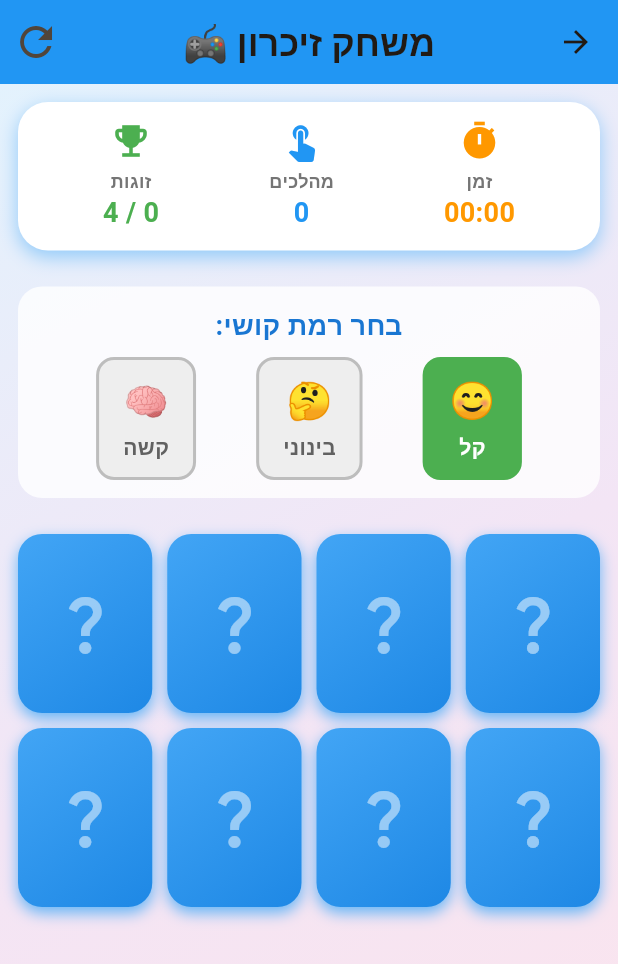
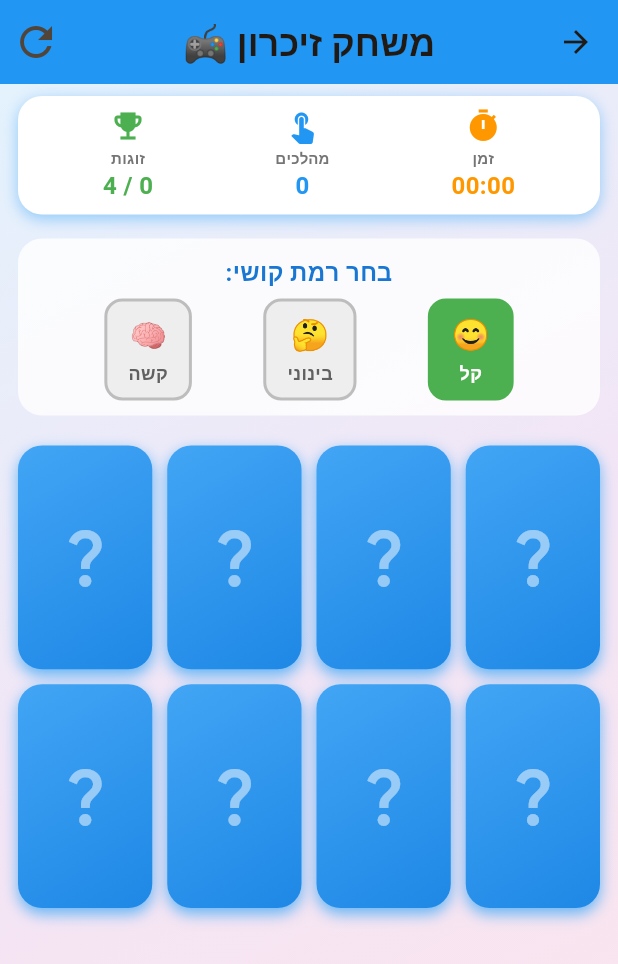
Before and after one commit to cohenra/learning-games, a Flutter app: the LettersMemoryGameScreen screen opened directly, on a phone screen of 412 x 824 dp. Shown: the top 964 px of the screen. Run offline on Flutter 3.47's test engine with Material 3 defaults, Android fonts, the phone set to English and light mode, and no system bars; our stand-ins replace flutter_tts, shared_preferences; accounts and stored records are empty; Roboto replaces fonts that are missing (Rubik).

Commit message:
UX CRITICAL: Remove scrolling from Memory Game - child-friendly design
Problem:
- Cards were too large causing scrolling
- Scrolling is extremely difficult for young children (ages 3-6)
- Poor UX for target audience

Solution:
1. Dynamic card sizing with LayoutBuilder
   - Calculates available screen space
   - Adjusts card aspect ratio to fit all cards on screen
   - Works for all difficulty levels (4/6/8 pairs)

2. Disabled scrolling completely
   - Changed GridView.builder to GridView.count
   - Added NeverScrollableScrollPhysics()
   - Used shrinkWrap for proper sizing

3. Optimized UI space usage
   - Reduced stats panel padding (12→8px)
   - Smaller stat icons (28→24px)
   - Smaller stat text (12→10px, 18→16px)
   - Reduced difficulty selector padding
   - Smaller difficulty buttons
   - Reduced spacing between elements (12→8px)

Result:
- ALL cards fit on one screen (even 16 cards on hard mode)
- ZERO scrolling required
- More space for actual gameplay
- Better UX for children

Educational Psychology Note:
Young children struggle with scrolling gestures. A single-screen
view maintains focus and reduces frustration, leading to better
engagement and learning outcomes.

This principle will be applied to ALL future game screens.

```diff
--- a/lib/modules/letters/letters_memory_game_screen.dart
+++ b/lib/modules/letters/letters_memory_game_screen.dart
@@ -320,19 +320,19 @@ class _LettersMemoryGameScreenState extends State<LettersMemoryGameScreen>
               // פאנל סטטיסטיקות
               _buildStatsPanel(l10n, isHebrew),
 
-              const SizedBox(height: 12),
+              const SizedBox(height: 8),
 
               // בחירת קושי (לפני תחילת המשחק)
               if (!_gameStarted) _buildDifficultySelector(l10n, isHebrew),
 
-              const SizedBox(height: 12),
+              if (!_gameStarted) const SizedBox(height: 8),
 
               // לוח המשחק
               Expanded(
                 child: _buildGameBoard(),
               ),
 
-              const SizedBox(height: 12),
+              const SizedBox(height: 8),
             ],
           ),
         ),
@@ -347,16 +347,16 @@ class _LettersMemoryGameScreenState extends State<LettersMemoryGameScreen>
 
   Widget _buildStatsPanel(AppLocalizations l10n, bool isHebrew) {
     return Container(
-      margin: const EdgeInsets.all(12),
-      padding: const EdgeInsets.symmetric(horizontal: 20, vertical: 12),
+      margin: const EdgeInsets.symmetric(horizontal: 12, vertical: 8),
+      padding: const EdgeInsets.symmetric(horizontal: 16, vertical: 8),
       decoration: BoxDecoration(
         color: Colors.white,
-        borderRadius: BorderRadius.circular(20),
+        borderRadius: BorderRadius.circular(16),
         boxShadow: [
           BoxShadow(
             color: Colors.blue.shade200,
-            blurRadius: 10,
-            offset: const Offset(0, 4),
+            blurRadius: 8,
+            offset: const Offset(0, 3),
           ),
         ],
       ),
@@ -393,13 +393,14 @@ class _LettersMemoryGameScreenState extends State<LettersMemoryGameScreen>
     required Color color,
   }) {
     return Column(
+      mainAxisSize: MainAxisSize.min,
       children: [
-        Icon(icon, color: color, size: 28),
-        const SizedBox(height: 4),
+        Icon(icon, color: color, size: 24),
+        const SizedBox(height: 2),
         Text(
           label,
           style: TextStyle(
-            fontSize: 12,
+            fontSize: 10,
             color: Colors.grey.shade600,
             fontWeight: FontWeight.w600,
           ),
@@ -407,7 +408,7 @@ class _LettersMemoryGameScreenState extends State<LettersMemoryGameScreen>
         Text(
           value,
           style: TextStyle(
-            fontSize: 18,
+            fontSize: 16,
             fontWeight: FontWeight.bold,
             color: color,
           ),
@@ -419,22 +420,23 @@ class _LettersMemoryGameScreenState extends State<LettersMemoryGameScreen>
   Widget _buildDifficultySelector(AppLocalizations l10n, bool isHebrew) {
     return Container(
       margin: const EdgeInsets.symmetric(horizontal: 12),
-      padding: const EdgeInsets.all(12),
+      padding: const EdgeInsets.all(10),
       decoration: BoxDecoration(
         color: Colors.white.withOpacity(0.8),
         borderRadius: BorderRadius.circular(16),
       ),
       child: Column(
+        mainAxisSize: MainAxisSize.min,
         children: [
           Text(
             isHebrew ? 'בחר רמת קושי:' : 'Choose Difficulty:',
             style: TextStyle(
-              fontSize: 18,
+              fontSize: 16,
               fontWeight: FontWeight.bold,
               color: Colors.blue.shade700,
             ),
           ),
-          const SizedBox(height: 8),
+          const SizedBox(height: 6),
           Row(
             mainAxisAlignment: MainAxisAlignment.spaceEvenly,
             children: [
@@ -480,7 +482,7 @@ class _LettersMemoryGameScreenState extends State<LettersMemoryGameScreen>
       },
       child: AnimatedContainer(
         duration: const Duration(milliseconds: 200),
-        padding: const EdgeInsets.symmetric(horizontal: 16, vertical: 10),
+        padding: const EdgeInsets.symmetric(horizontal: 14, vertical: 8),
         decoration: BoxDecoration(
           color: isSelected ? color : Colors.grey.shade200,
           borderRadius: BorderRadius.circular(12),
@@ -490,13 +492,14 @@ class _LettersMemoryGameScreenState extends State<LettersMemoryGameScreen>
           ),
         ),
         child: Column(
+          mainAxisSize: MainAxisSize.min,
           children: [
-            Text(emoji, style: const TextStyle(fontSize: 24)),
-            const SizedBox(height: 4),
+            Text(emoji, style: const TextStyle(fontSize: 20)),
+            const SizedBox(height: 2),
             Text(
               label,
               style: TextStyle(
-                fontSize: 14,
+                fontSize: 12,
                 fontWeight: FontWeight.bold,
                 color: isSelected ? Colors.white : Colors.grey.shade700,
               ),
@@ -508,19 +511,55 @@ class _LettersMemoryGameScreenState extends State<LettersMemoryGameScreen>
   }
 
   Widget _buildGameBoard() {
-    final crossAxisCount = _difficulty == EASY ? 4 : _difficulty == MEDIUM ? 4 : 4;
+    // חישוב דינמי של מספר עמודות לפי מספר כרטיסים
+    // EASY: 8 כרטיסים = 2x4 גריד
+    // MEDIUM: 12 כרטיסים = 3x4 גריד
+    // HARD: 16 כרטיסים = 4x4 גריד
+    int crossAxisCount;
+    if (_cards.length <= 8) {
+      crossAxisCount = 4; // 2 שורות של 4
+    } else if (_cards.length <= 12) {
+      crossAxisCount = 4; // 3 שורות של 4
+    } else {
+      crossAxisCount = 4; // 4 שורות של 4
+    }
 
-    return GridView.builder(
-      padding: const EdgeInsets.all(12),
-      gridDelegate: SliverGridDelegateWithFixedCrossAxisCount(
-        crossAxisCount: crossAxisCount,
-        crossAxisSpacing: 10,
-        mainAxisSpacing: 10,
-        childAspectRatio: 0.75,
-      ),
-      itemCount: _cards.length,
-      itemBuilder: (context, index) {
-        return _buildMemoryCard(index);
+    return LayoutBuilder(
+      builder: (context, constraints) {
+        // חישוב גובה זמין לכרטיסים
+        final availableHeight = constraints.maxHeight;
+        final availableWidth = constraints.maxWidth;
+
+        // חישוב מספר שורות
+        final rowCount = (_cards.length / crossAxisCount).ceil();
+
+        // חישוב גובה מקסימלי לכרטיס (עם מרווחים)
+        final totalSpacing = (rowCount - 1) * 10 + 24; // spacing + padding
+        final maxCardHeight = (availableHeight - totalSpacing) / rowCount;
+
+        // חישוב רוחב מקסימלי לכרטיס
+        final totalHorizontalSpacing = (crossAxisCount - 1) * 10 + 24; // spacing + padding
+        final maxCardWidth = (availableWidth - totalHorizontalSpacing) / crossAxisCount;
+
+        // חישוב aspect ratio שמתאים למסך
+        // נשתמש ביחס שמבטיח שהכרטיסים נכנסים במסך
+        final calculatedAspectRatio = maxCardWidth / maxCardHeight;
+
+        return Padding(
+          padding: const EdgeInsets.all(12),
+          child: GridView.count(
+            crossAxisCount: crossAxisCount,
+            crossAxisSpacing: 10,
+            mainAxisSpacing: 10,
+            childAspectRatio: calculatedAspectRatio.clamp(0.6, 1.0),
+            physics: const NeverScrollableScrollPhysics(), // ❌ אין גלילה!
+            shrinkWrap: true,
+            children: List.generate(
+              _cards.length,
+              (index) => _buildMemoryCard(index),
+            ),
+          ),
+        );
       },
     );
   }
```
